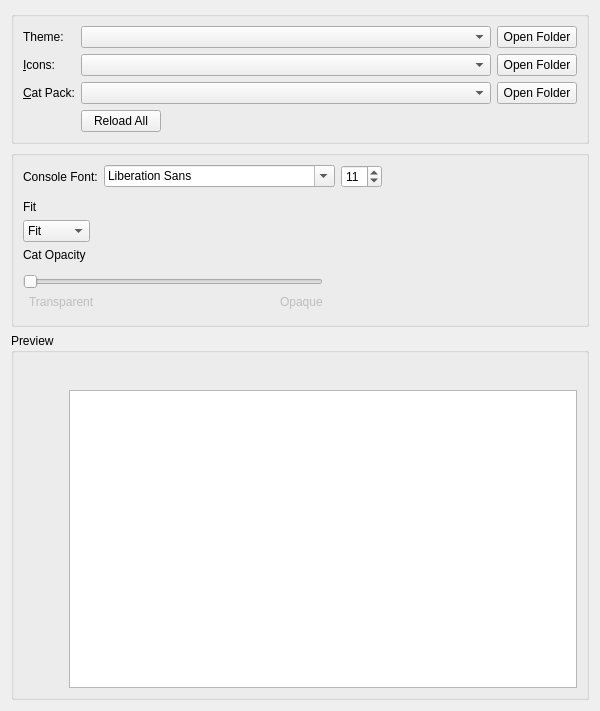
Qt form launcher/ui/widgets/AppearanceWidget.ui (FreesmTeam/FreesmLauncher) before a commit.
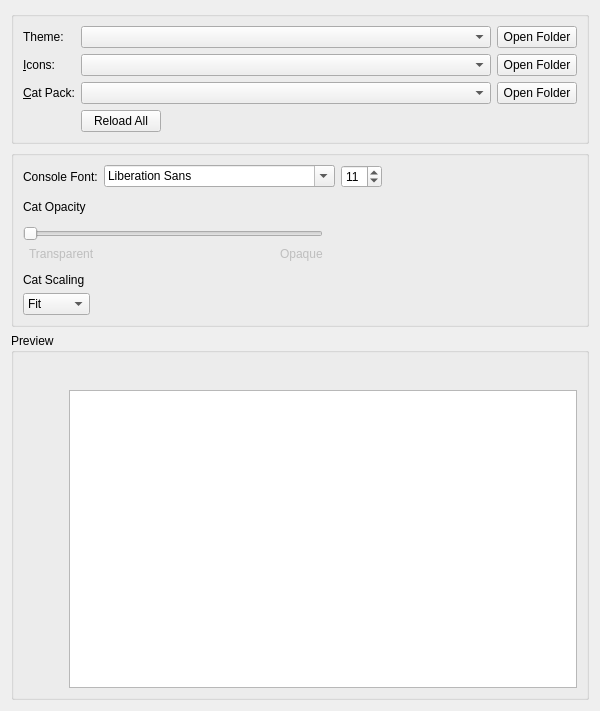
The same form after that commit. Icons and pictures are not drawn.

Commit message: Cat Fit -> Cat Scaling

Diff of the .ui file:
```diff
--- a/launcher/ui/widgets/AppearanceWidget.ui
+++ b/launcher/ui/widgets/AppearanceWidget.ui
@@ -203,53 +203,6 @@
         </property>
        </spacer>
       </item>
-      <item>
-       <widget class="QLabel" name="catFitLabel">
-        <property name="sizePolicy">
-         <sizepolicy hsizetype="Maximum" vsizetype="Fixed">
-          <horstretch>0</horstretch>
-          <verstretch>0</verstretch>
-         </sizepolicy>
-        </property>
-        <property name="text">
-         <string>Fit</string>
-        </property>
-       </widget>
-      </item>
-      <item>
-       <widget class="QComboBox" name="catFitComboBox">
-        <property name="sizePolicy">
-         <sizepolicy hsizetype="Maximum" vsizetype="Fixed">
-          <horstretch>0</horstretch>
-          <verstretch>0</verstretch>
-         </sizepolicy>
-        </property>
-        <property name="sizeHint" stdset="0">
-         <size>
-          <width>77</width>
-          <height>30</height>
-         </size>
-        </property>
-        <property name="currentIndex">
-         <number>0</number>
-        </property>
-        <item>
-         <property name="text">
-          <string>Fit</string>
-         </property>
-        </item>
-        <item>
-         <property name="text">
-          <string>Fill</string>
-         </property>
-        </item>
-        <item>
-         <property name="text">
-          <string>Stretch</string>
-         </property>
-        </item>
-       </widget>
-      </item>
       <item>
        <widget class="QLabel" name="catOpacityLabel">
         <property name="text">
@@ -370,6 +323,53 @@
         </property>
        </spacer>
       </item>
+      <item>
+       <widget class="QLabel" name="catFitLabel">
+        <property name="sizePolicy">
+         <sizepolicy hsizetype="Maximum" vsizetype="Fixed">
+          <horstretch>0</horstretch>
+          <verstretch>0</verstretch>
+         </sizepolicy>
+        </property>
+        <property name="text">
+         <string>Cat Scaling</string>
+        </property>
+       </widget>
+      </item>
+      <item>
+       <widget class="QComboBox" name="catFitComboBox">
+        <property name="sizePolicy">
+         <sizepolicy hsizetype="Maximum" vsizetype="Fixed">
+          <horstretch>0</horstretch>
+          <verstretch>0</verstretch>
+         </sizepolicy>
+        </property>
+        <property name="sizeHint" stdset="0">
+         <size>
+          <width>77</width>
+          <height>30</height>
+         </size>
+        </property>
+        <property name="currentIndex">
+         <number>0</number>
+        </property>
+        <item>
+         <property name="text">
+          <string>Fit</string>
+         </property>
+        </item>
+        <item>
+         <property name="text">
+          <string>Fill</string>
+         </property>
+        </item>
+        <item>
+         <property name="text">
+          <string>Stretch</string>
+         </property>
+        </item>
+       </widget>
+      </item>
      </layout>
     </widget>
    </item>
```
